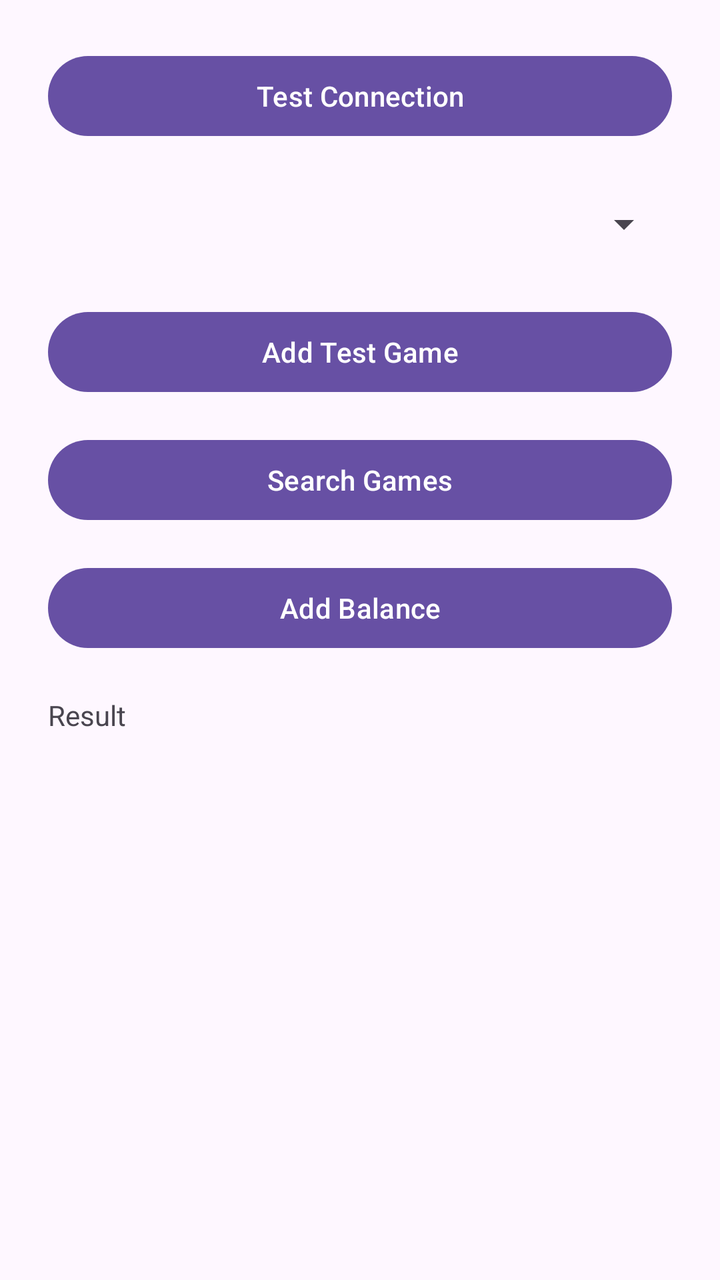
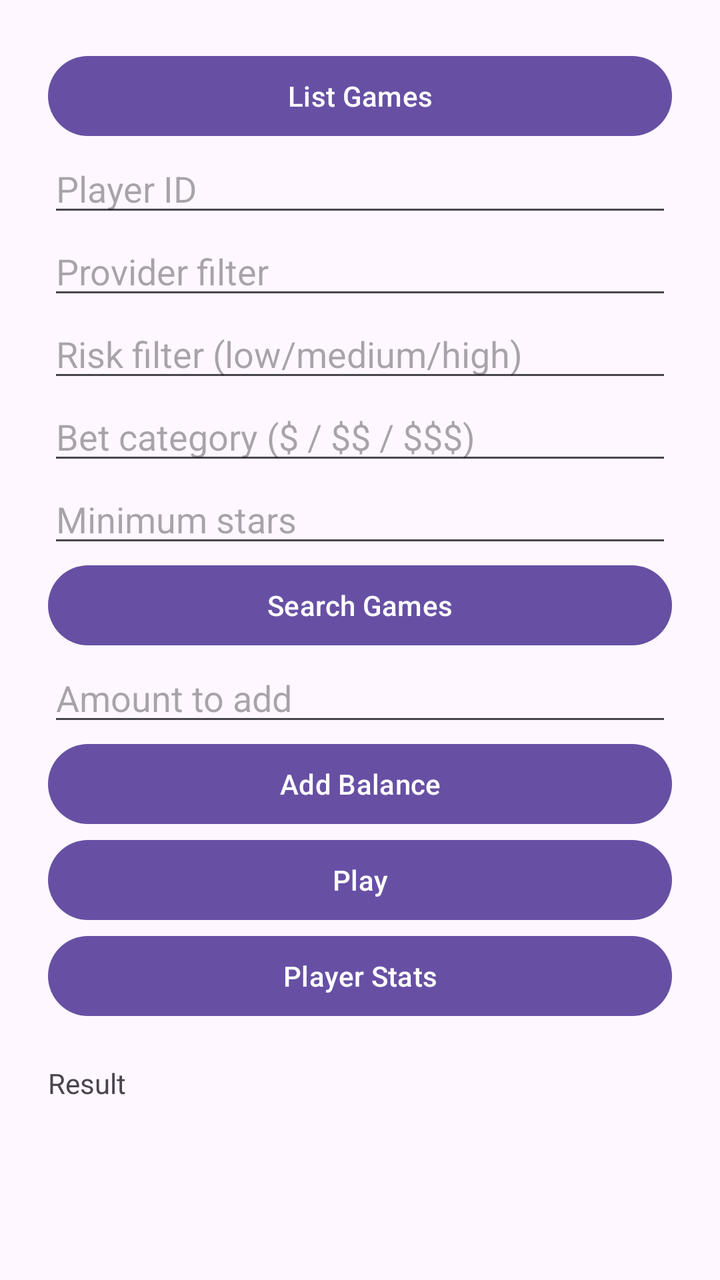

The first picture is an Android layout as it rendered before a commit; the second is the same layout after the commit. The layout source and the unified diff follow.
<!-- AndroidManifest.xml: application theme Theme.Android -->
<!-- res/layout/activity_main.xml -->
<LinearLayout xmlns:android="http://schemas.android.com/apk/res/android"
    android:layout_width="match_parent"
    android:layout_height="match_parent"
    android:orientation="vertical"
    android:padding="24dp">

    <Button
        android:id="@+id/testButton"
        android:layout_width="match_parent"
        android:layout_height="wrap_content"
        android:text="Test Connection" />

    <Spinner
        android:id="@+id/gameFileSpinner"
        android:layout_width="match_parent"
        android:layout_height="wrap_content"
        android:layout_marginTop="16dp"
        android:minHeight="48dp" />

    <Button
        android:id="@+id/addGameButton"
        android:layout_width="match_parent"
        android:layout_height="wrap_content"
        android:layout_marginTop="16dp"
        android:text="Add Test Game" />


    <Button
        android:id="@+id/searchGamesButton"
        android:layout_width="match_parent"
        android:layout_height="wrap_content"
        android:layout_marginTop="16dp"
        android:text="Search Games" />

    <Button
        android:id="@+id/addBalanceButton"
        android:layout_width="match_parent"
        android:layout_height="wrap_content"
        android:layout_marginTop="16dp"
        android:text="Add Balance" />

    <TextView
        android:id="@+id/resultText"
        android:layout_width="match_parent"
        android:layout_height="wrap_content"
        android:paddingTop="20dp"
        android:text="Result" />

</LinearLayout>
<!-- resources referenced by this layout -->
<resources>
  <style name="Theme.Android" parent="Base.Theme.Android" />
  <style name="Base.Theme.Android" parent="Theme.Material3.DayNight.NoActionBar">
          
          
      </style>
</resources>

<!-- the commit's change to res/layout/activity_main.xml (unified diff, before → after) -->
@@ -1,43 +1,82 @@
+<ScrollView xmlns:android="http://schemas.android.com/apk/res/android"
+    android:layout_width="match_parent"
+    android:layout_height="match_parent">
 <LinearLayout xmlns:android="http://schemas.android.com/apk/res/android"
     android:layout_width="match_parent"
     android:layout_height="match_parent"
     android:orientation="vertical"
     android:padding="24dp">
 
+
+
     <Button
-        android:id="@+id/testButton"
+        android:id="@+id/listGamesButton"
         android:layout_width="match_parent"
         android:layout_height="wrap_content"
-        android:text="Test Connection" />
+        android:text="List Games" />
 
-    <Spinner
-        android:id="@+id/gameFileSpinner"
+
+    <EditText
+        android:id="@+id/playerIdInput"
         android:layout_width="match_parent"
         android:layout_height="wrap_content"
-        android:layout_marginTop="16dp"
-        android:minHeight="48dp" />
+        android:hint="Player ID" />
 
-    <Button
-        android:id="@+id/addGameButton"
+    <EditText
+        android:id="@+id/providerInput"
         android:layout_width="match_parent"
         android:layout_height="wrap_content"
-        android:layout_marginTop="16dp"
-        android:text="Add Test Game" />
+        android:hint="Provider filter" />
 
+    <EditText
+        android:id="@+id/riskInput"
+        android:layout_width="match_parent"
+        android:layout_height="wrap_content"
+        android:hint="Risk filter (low/medium/high)" />
+
+    <EditText
+        android:id="@+id/categoryInput"
+        android:layout_width="match_parent"
+        android:layout_height="wrap_content"
+        android:hint="Bet category ($ / $$ / $$$)" />
+
+    <EditText
+        android:id="@+id/minStarsInput"
+        android:layout_width="match_parent"
+        android:layout_height="wrap_content"
+        android:hint="Minimum stars"
+        android:inputType="number" />
 
     <Button
         android:id="@+id/searchGamesButton"
         android:layout_width="match_parent"
         android:layout_height="wrap_content"
-        android:layout_marginTop="16dp"
         android:text="Search Games" />
+
+    <EditText
+        android:id="@+id/balanceInput"
+        android:layout_width="match_parent"
+        android:layout_height="wrap_content"
+        android:hint="Amount to add"
+        android:inputType="numberDecimal" />
 
     <Button
         android:id="@+id/addBalanceButton"
         android:layout_width="match_parent"
         android:layout_height="wrap_content"
-        android:layout_marginTop="16dp"
         android:text="Add Balance" />
+
+    <Button
+        android:id="@+id/playButton"
+        android:layout_width="match_parent"
+        android:layout_height="wrap_content"
+        android:text="Play" />
+
+    <Button
+        android:id="@+id/playerStatsButton"
+        android:layout_width="match_parent"
+        android:layout_height="wrap_content"
+        android:text="Player Stats" />
 
     <TextView
         android:id="@+id/resultText"
@@ -46,4 +85,6 @@
         android:paddingTop="20dp"
         android:text="Result" />
 
+
 </LinearLayout>
+</ScrollView>
